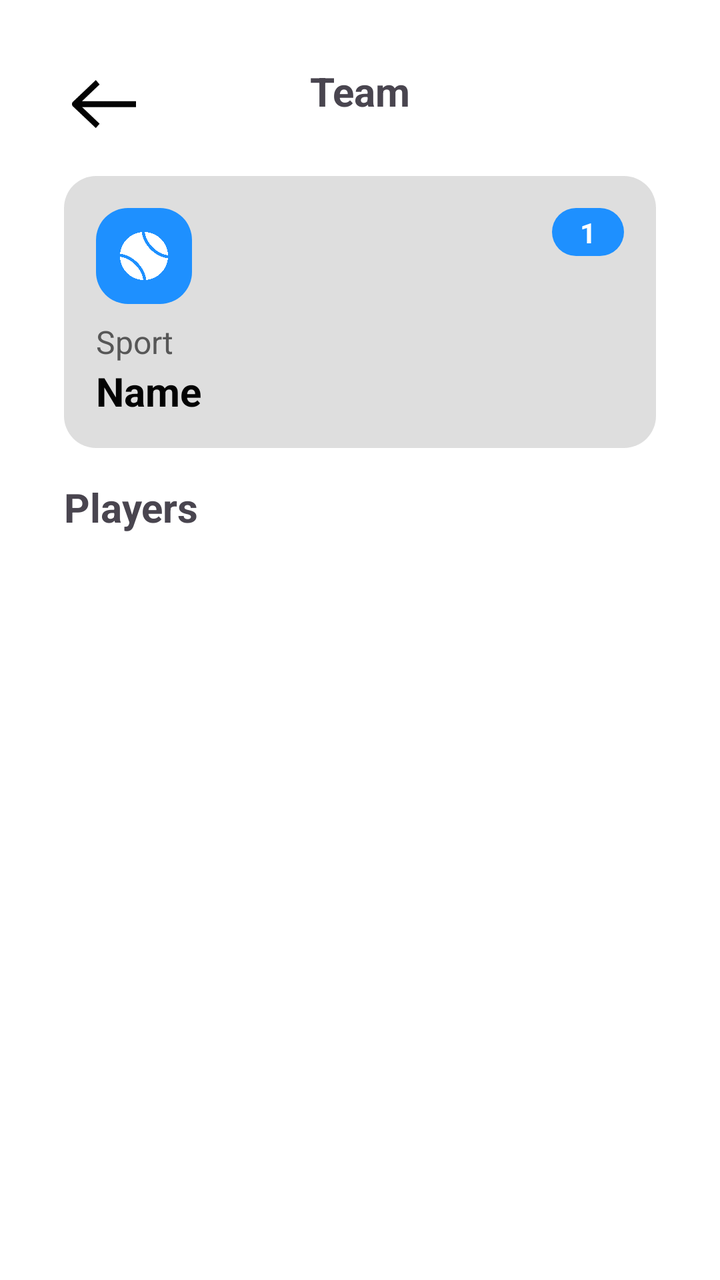
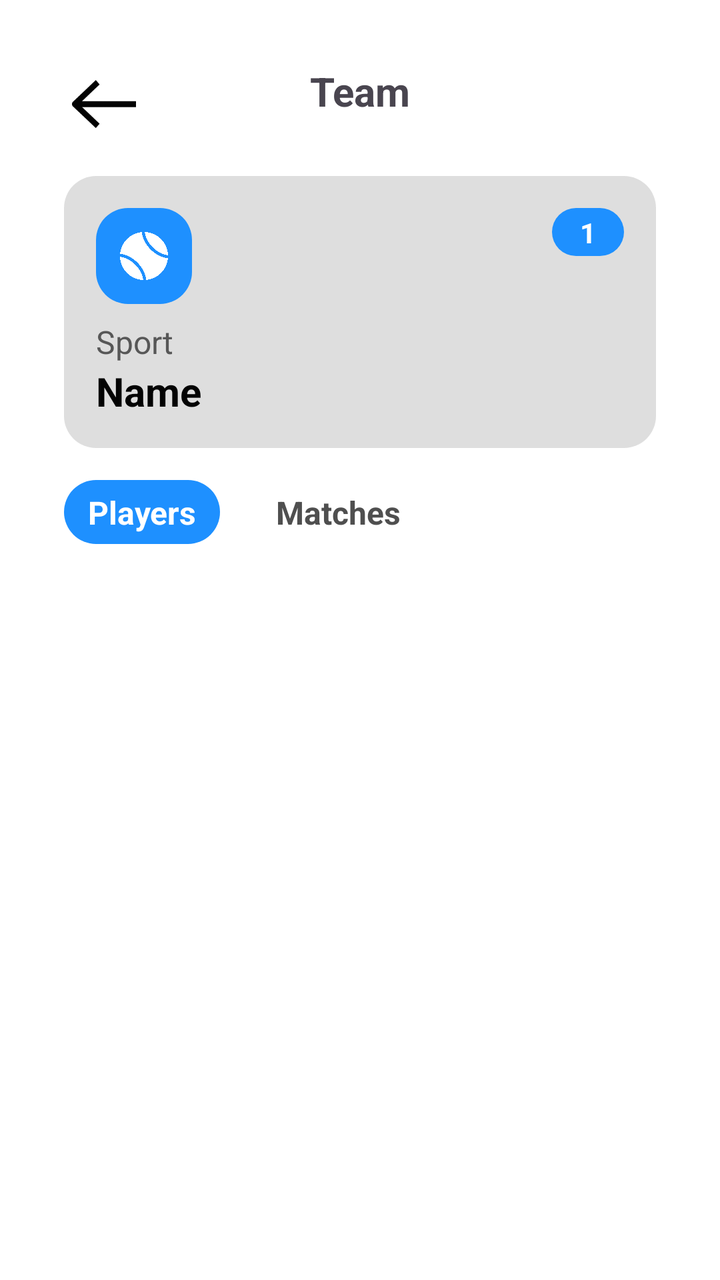

Compare the two renders of this Android layout. The source of the first and the diff that turns it into the second are given below.
<!-- AndroidManifest.xml: application theme Theme.TFG -->
<!-- res/layout/activity_team.xml -->
<?xml version="1.0" encoding="utf-8"?>
<androidx.constraintlayout.widget.ConstraintLayout xmlns:android="http://schemas.android.com/apk/res/android"
    xmlns:app="http://schemas.android.com/apk/res-auto"
    xmlns:tools="http://schemas.android.com/tools"
    android:id="@+id/main"
    android:layout_width="match_parent"
    android:layout_height="match_parent"
    android:background="?attr/colorPrimary"
    tools:context=".TeamActivity">

    <ImageView
        android:id="@+id/arrow1"
        android:layout_width="40dp"
        android:layout_height="40dp"
        android:layout_marginStart="32dp"
        android:rotation="180"
        android:tint="?attr/colorContrast"
        app:layout_constraintStart_toStartOf="parent"
        app:layout_constraintTop_toTopOf="@+id/teamText"
        app:srcCompat="@drawable/arrow" />

    <TextView
        android:id="@+id/teamText"
        android:layout_width="wrap_content"
        android:layout_height="wrap_content"
        android:layout_marginTop="32dp"
        android:text="Team"
        android:textSize="20sp"
        android:textStyle="bold"
        android:tint="@color/white"
        app:layout_constraintEnd_toEndOf="parent"
        app:layout_constraintStart_toStartOf="parent"
        app:layout_constraintTop_toTopOf="parent" />

    <TextView
        android:id="@+id/playersText"
        android:layout_width="wrap_content"
        android:layout_height="wrap_content"
        android:layout_marginStart="32dp"
        android:layout_marginTop="16dp"
        android:text="Players"
        android:tint="?attr/colorContrast"
        android:textSize="20sp"
        android:textStyle="bold"
        app:layout_constraintStart_toStartOf="parent"
        app:layout_constraintTop_toBottomOf="@+id/sportButton" />

    <LinearLayout
        android:id="@+id/sportButton"
        android:layout_width="0dp"
        android:layout_height="136dp"
        android:layout_marginStart="32dp"
        android:layout_marginTop="16dp"
        android:layout_marginEnd="32dp"
        android:background="@drawable/rounded_button_grey"
        android:gravity="center"
        android:orientation="horizontal"
        android:padding="12dp"
        app:layout_constraintEnd_toEndOf="parent"
        app:layout_constraintStart_toStartOf="parent"
        app:layout_constraintTop_toBottomOf="@+id/arrow1">

    </LinearLayout>

    <TextView
        android:id="@+id/sportText"
        android:layout_width="0dp"
        android:layout_height="28dp"
        android:layout_marginStart="16dp"
        android:layout_marginEnd="90dp"
        android:text="Name"
        android:textColor="?attr/colorContrast"
        android:textSize="20sp"
        android:textStyle="bold"
        app:layout_constraintEnd_toEndOf="@+id/sportButton"
        app:layout_constraintStart_toStartOf="@+id/sportButton"
        app:layout_constraintTop_toBottomOf="@+id/dateText" />

    <TextView
        android:id="@+id/dateText"
        android:layout_width="0dp"
        android:layout_height="22dp"
        android:layout_marginTop="8dp"
        android:text="Sport"
        android:textColor="?attr/colorTextSecondary"
        android:textSize="16sp"
        android:textStyle="normal"
        app:layout_constraintEnd_toEndOf="@+id/sportText"
        app:layout_constraintStart_toStartOf="@+id/sportIconBg"
        app:layout_constraintTop_toBottomOf="@+id/sportIconBg" />

    <LinearLayout
        android:id="@+id/sportIconBg"
        android:layout_width="48dp"
        android:layout_height="48dp"
        android:layout_marginStart="16dp"
        android:layout_marginTop="16dp"
        android:background="@drawable/rounded_button"
        android:gravity="center"
        android:orientation="horizontal"
        android:padding="12dp"
        app:layout_constraintStart_toStartOf="@+id/sportButton"
        app:layout_constraintTop_toTopOf="@+id/sportButton" />

    <ImageView
        android:id="@+id/sportIcon"
        android:layout_width="24dp"
        android:layout_height="24dp"
        android:tint="#FFFFFF"
        app:layout_constraintBottom_toBottomOf="@+id/sportIconBg"
        app:layout_constraintEnd_toEndOf="@+id/sportIconBg"
        app:layout_constraintStart_toStartOf="@+id/sportIconBg"
        app:layout_constraintTop_toTopOf="@+id/sportIconBg"
        app:srcCompat="@drawable/tennisicon" />

    <LinearLayout
        android:id="@+id/playersBg"
        android:layout_width="36dp"
        android:layout_height="24dp"
        android:layout_marginTop="16dp"
        android:layout_marginEnd="16dp"
        android:background="@drawable/rounded_button"
        android:gravity="center"
        android:orientation="horizontal"
        android:padding="12dp"
        app:layout_constraintEnd_toEndOf="@+id/sportButton"
        app:layout_constraintTop_toTopOf="@+id/sportButton" />

    <TextView
        android:id="@+id/playersTxt"
        android:layout_width="wrap_content"
        android:layout_height="wrap_content"
        android:text="1"
        android:textColor="#FFFFFF"
        android:textSize="14sp"
        android:textStyle="bold"
        app:layout_constraintBottom_toBottomOf="@+id/playersBg"
        app:layout_constraintEnd_toEndOf="@+id/playersBg"
        app:layout_constraintStart_toStartOf="@+id/playersBg"
        app:layout_constraintTop_toTopOf="@+id/playersBg" />

    <LinearLayout
        android:id="@+id/deleteTV"
        android:layout_width="wrap_content"
        android:layout_height="32dp"
        android:layout_marginEnd="16dp"
        android:layout_marginBottom="16dp"
        android:background="@drawable/rounded_button"
        android:gravity="center"
        android:orientation="horizontal"
        android:padding="12dp"
        android:visibility="invisible"
        app:layout_constraintBottom_toBottomOf="@+id/sportButton"
        app:layout_constraintEnd_toEndOf="@+id/sportButton">

        <TextView
            android:id="@+id/deleteTxt"
            android:layout_width="wrap_content"
            android:layout_height="wrap_content"
            android:text="Delete"
            android:textColor="#FFFFFF"
            android:textSize="16sp"
            android:visibility="invisible" />
    </LinearLayout>

    <LinearLayout
        android:id="@+id/eventTV"
        android:layout_width="wrap_content"
        android:layout_height="32dp"
        android:layout_marginEnd="16dp"
        android:layout_marginBottom="16dp"
        android:background="@drawable/rounded_button"
        android:gravity="center"
        android:orientation="horizontal"
        android:padding="12dp"
        android:visibility="gone"
        app:layout_constraintBottom_toBottomOf="@+id/sportButton"
        app:layout_constraintEnd_toEndOf="@+id/sportButton">

        <TextView
            android:id="@+id/eventTxt"
            android:layout_width="wrap_content"
            android:layout_height="wrap_content"
            android:text="Leave"
            android:textColor="#FFFFFF"
            android:textSize="16sp"
            android:visibility="invisible" />
    </LinearLayout>

    <androidx.recyclerview.widget.RecyclerView
        android:id="@+id/playerRV"
        android:layout_width="0dp"
        android:layout_height="0dp"
        android:layout_marginStart="32dp"
        android:layout_marginTop="16dp"
        android:layout_marginEnd="32dp"
        android:layout_marginBottom="16dp"
        app:layout_constraintBottom_toBottomOf="parent"
        app:layout_constraintEnd_toEndOf="parent"
        app:layout_constraintStart_toStartOf="parent"
        app:layout_constraintTop_toBottomOf="@+id/playersText" />

    <TextView
        android:id="@+id/deleteText"
        android:layout_width="wrap_content"
        android:layout_height="wrap_content"
        android:text="Delete"
        android:textColor="#FFFFFF"
        android:textSize="16sp"
        android:textStyle="bold"
        android:visibility="invisible"
        app:layout_constraintBottom_toBottomOf="@+id/deleteTV"
        app:layout_constraintEnd_toEndOf="@+id/deleteTV"
        app:layout_constraintStart_toStartOf="@+id/deleteTV"
        app:layout_constraintTop_toTopOf="@+id/deleteTV" />

    <TextView
        android:id="@+id/editText"
        android:layout_width="wrap_content"
        android:layout_height="wrap_content"
        android:text="Leave"
        android:textColor="#FFFFFF"
        android:textSize="16sp"
        android:textStyle="bold"
        android:visibility="gone"
        app:layout_constraintBottom_toBottomOf="@+id/eventTV"
        app:layout_constraintEnd_toEndOf="@+id/eventTV"
        app:layout_constraintStart_toStartOf="@+id/eventTV"
        app:layout_constraintTop_toTopOf="@+id/eventTV" />

    <ImageView
        android:id="@+id/addBtnBg"
        android:layout_width="60dp"
        android:layout_height="60dp"
        android:layout_marginEnd="32dp"
        android:layout_marginBottom="32dp"
        android:visibility="gone"
        app:layout_constraintBottom_toBottomOf="parent"
        app:layout_constraintEnd_toEndOf="parent"
        app:srcCompat="@drawable/blue_circle" />

    <ImageView
        android:id="@+id/addButtonOverlay"
        android:layout_width="0dp"
        android:layout_height="0dp"
        android:layout_marginStart="16dp"
        android:layout_marginTop="16dp"
        android:layout_marginEnd="16dp"
        android:layout_marginBottom="16dp"
        app:layout_constraintBottom_toBottomOf="@+id/addBtnBg"
        app:layout_constraintEnd_toEndOf="@+id/addBtnBg"
        app:layout_constraintStart_toStartOf="@+id/addBtnBg"
        app:layout_constraintTop_toTopOf="@+id/addBtnBg"
        app:srcCompat="@drawable/mailicon"
        app:tint="#FBFBFB" />

</androidx.constraintlayout.widget.ConstraintLayout>
<!-- resources referenced by this layout -->
<resources>
  <color name="white">#FFFFFFFF</color>
  <!-- drawable arrow: png bitmap (drawable, 1702 bytes) -->
  <!-- drawable blue_circle (drawable) -->
  <?xml version="1.0" encoding="utf-8"?>
  <shape xmlns:android="http://schemas.android.com/apk/res/android"
      android:shape="oval">
  
      <solid android:color="#1E90FF"/>
  
      <size
          android:width="100dp"
          android:height="100dp"/>
  
  </shape>
  <!-- drawable mailicon: png bitmap (drawable, 11490 bytes) -->
  <!-- drawable rounded_button (drawable) -->
  <shape xmlns:android="http://schemas.android.com/apk/res/android">
      <solid android:color="?attr/globalBlue"/>
      <corners android:radius="16dp"/>
      <padding
          android:left="16dp"
          android:right="16dp"
          android:top="10dp"
          android:bottom="10dp"/>
  </shape>
  <!-- drawable rounded_button_grey (drawable) -->
  <shape xmlns:android="http://schemas.android.com/apk/res/android">
      <solid android:color="?attr/colorBackground2"/>
      <corners android:radius="16dp"/>
      <padding
          android:left="16dp"
          android:right="16dp"
          android:top="10dp"
          android:bottom="10dp"/>
  </shape>
  <!-- drawable tennisicon: png bitmap (drawable, 9006 bytes) -->
  <style name="Theme.TFG" parent="Base.Theme.TFG" />
  <style name="Base.Theme.TFG" parent="Theme.Material3.DayNight.NoActionBar">
          <item name="colorPrimary">@color/mainBackgroundWhite</item>
          <item name="colorContrast">@color/mainTextWhite</item>
          <item name="colorBackground2">@color/background2White</item>
          <item name="colorTextSecondary">@color/secondTextWhite</item>
          <item name="globalBlue">@color/globalBlue</item>
      </style>
  <color name="mainBackgroundWhite">#FFFFFF</color>
  <color name="mainTextWhite">#030303</color>
  <color name="background2White">#DEDEDE</color>
  <color name="secondTextWhite">#575757</color>
  <color name="globalBlue">#1E90FF</color>
</resources>

<!-- the commit's change to res/layout/activity_team.xml (unified diff, before → after) -->
@@ -8,6 +8,87 @@
     android:background="?attr/colorPrimary"
     tools:context=".TeamActivity">
 
+    <LinearLayout
+        android:id="@+id/playersLL"
+        android:layout_width="wrap_content"
+        android:layout_height="32dp"
+        android:layout_marginTop="16dp"
+        android:layout_weight="1"
+        android:background="@drawable/rounded_button"
+        android:orientation="horizontal"
+        app:layout_constraintStart_toStartOf="@+id/sportButton"
+        app:layout_constraintTop_toBottomOf="@+id/sportButton">
+
+        <TextView
+            android:id="@+id/playersText2"
+            android:layout_width="wrap_content"
+            android:layout_height="wrap_content"
+            android:layout_weight="1"
+            android:text="Players"
+            android:visibility="invisible" />
+    </LinearLayout>
+
+    <LinearLayout
+        android:id="@+id/matchesLL"
+        android:layout_width="wrap_content"
+        android:layout_height="32dp"
+        android:layout_marginStart="16dp"
+        android:layout_marginTop="16dp"
+        android:background="@drawable/rounded_button_black_nostroke"
+        android:orientation="horizontal"
+        app:layout_constraintStart_toEndOf="@+id/playersLL"
+        app:layout_constraintTop_toBottomOf="@+id/sportButton">
+
+        <TextView
+            android:id="@+id/matchesText2"
+            android:layout_width="wrap_content"
+            android:layout_height="wrap_content"
+            android:layout_weight="1"
+            android:text="Matches"
+            android:visibility="invisible" />
+    </LinearLayout>
+
+    <TextView
+        android:id="@+id/playersText"
+        android:layout_width="wrap_content"
+        android:layout_height="wrap_content"
+        android:layout_weight="1"
+        android:text="Players"
+        android:textColor="#FFFFFF"
+        android:textSize="16dp"
+        android:textStyle="bold"
+        android:visibility="visible"
+        app:layout_constraintBottom_toBottomOf="@+id/playersLL"
+        app:layout_constraintEnd_toEndOf="@+id/playersLL"
+        app:layout_constraintStart_toStartOf="@+id/playersLL"
+        app:layout_constraintTop_toTopOf="@+id/playersLL" />
+
+    <TextView
+        android:id="@+id/noMatches"
+        android:layout_width="wrap_content"
+        android:layout_height="wrap_content"
+        android:layout_marginTop="16dp"
+        android:text="No Matches Found"
+        android:visibility="gone"
+        app:layout_constraintEnd_toEndOf="parent"
+        app:layout_constraintStart_toStartOf="parent"
+        app:layout_constraintTop_toBottomOf="@+id/playersLL" />
+
+    <TextView
+        android:id="@+id/macthesText"
+        android:layout_width="wrap_content"
+        android:layout_height="wrap_content"
+        android:layout_weight="1"
+        android:text="Matches"
+        android:textColor="#4F4F4F"
+        android:textSize="16dp"
+        android:textStyle="bold"
+        android:visibility="visible"
+        app:layout_constraintBottom_toBottomOf="@+id/matchesLL"
+        app:layout_constraintEnd_toEndOf="@+id/matchesLL"
+        app:layout_constraintStart_toStartOf="@+id/matchesLL"
+        app:layout_constraintTop_toTopOf="@+id/matchesLL" />
+
     <ImageView
         android:id="@+id/arrow1"
         android:layout_width="40dp"
@@ -31,19 +112,6 @@
         app:layout_constraintEnd_toEndOf="parent"
         app:layout_constraintStart_toStartOf="parent"
         app:layout_constraintTop_toTopOf="parent" />
-
-    <TextView
-        android:id="@+id/playersText"
-        android:layout_width="wrap_content"
-        android:layout_height="wrap_content"
-        android:layout_marginStart="32dp"
-        android:layout_marginTop="16dp"
-        android:text="Players"
-        android:tint="?attr/colorContrast"
-        android:textSize="20sp"
-        android:textStyle="bold"
-        app:layout_constraintStart_toStartOf="parent"
-        app:layout_constraintTop_toBottomOf="@+id/sportButton" />
 
     <LinearLayout
         android:id="@+id/sportButton"
@@ -198,7 +266,7 @@
         app:layout_constraintBottom_toBottomOf="parent"
         app:layout_constraintEnd_toEndOf="parent"
         app:layout_constraintStart_toStartOf="parent"
-        app:layout_constraintTop_toBottomOf="@+id/playersText" />
+        app:layout_constraintTop_toBottomOf="@+id/playersLL" />
 
     <TextView
         android:id="@+id/deleteText"
@@ -222,11 +290,7 @@
         android:textColor="#FFFFFF"
         android:textSize="16sp"
         android:textStyle="bold"
-        android:visibility="gone"
-        app:layout_constraintBottom_toBottomOf="@+id/eventTV"
-        app:layout_constraintEnd_toEndOf="@+id/eventTV"
-        app:layout_constraintStart_toStartOf="@+id/eventTV"
-        app:layout_constraintTop_toTopOf="@+id/eventTV" />
+        android:visibility="gone" />
 
     <ImageView
         android:id="@+id/addBtnBg"
<!-- resource entries referenced after the edit -->
@@ -18,6 +18,16 @@
   <!-- drawable rounded_button (drawable) -->
   <shape xmlns:android="http://schemas.android.com/apk/res/android">
       <solid android:color="?attr/globalBlue"/>
+      <corners android:radius="16dp"/>
+      <padding
+          android:left="16dp"
+          android:right="16dp"
+          android:top="10dp"
+          android:bottom="10dp"/>
+  </shape>
+  <!-- drawable rounded_button_black_nostroke (drawable) -->
+  <shape xmlns:android="http://schemas.android.com/apk/res/android">
+      <solid android:color="?attr/colorPrimary"/>
       <corners android:radius="16dp"/>
       <padding
           android:left="16dp"
